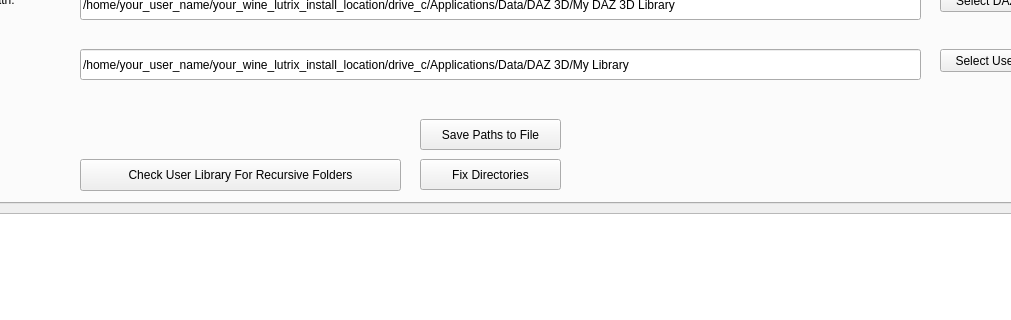
Above: daz_linux_casefix.ui from GeneralProtectionFault/DAZ-Studio-Linux-Case-Fix before the change; both pictures show x 152 to 1163 and y 187 to 507 of the 1286 by 723 pixel window. Below: the same form after it.
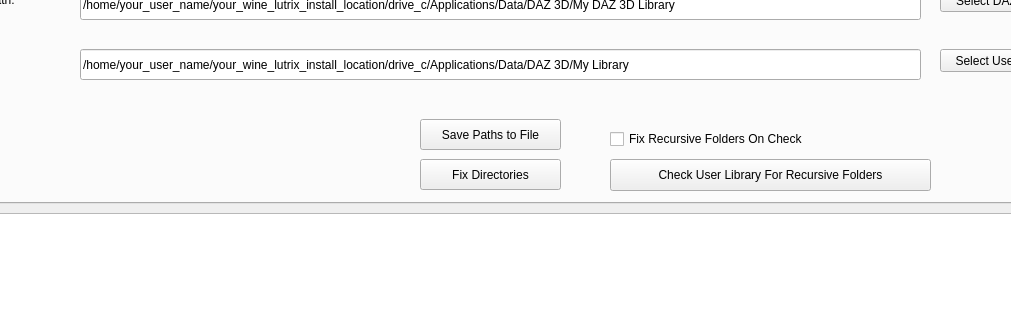
That is the form after the change.

Commit message: Add fix recursive option & checkbox

Patch:
```diff
--- a/daz_linux_casefix.ui
+++ b/daz_linux_casefix.ui
@@ -199,7 +199,7 @@
      <widget class="QPushButton" name="btnRecursive">
       <property name="geometry">
        <rect>
-        <x>230</x>
+        <x>760</x>
         <y>320</y>
         <width>321</width>
         <height>32</height>
@@ -209,6 +209,19 @@
        <string>Check User Library For Recursive Folders</string>
       </property>
      </widget>
+     <widget class="QCheckBox" name="chkRecursive">
+      <property name="geometry">
+       <rect>
+        <x>760</x>
+        <y>290</y>
+        <width>211</width>
+        <height>20</height>
+       </rect>
+      </property>
+      <property name="text">
+       <string>Fix Recursive Folders On Check</string>
+      </property>
+     </widget>
     </widget>
     <widget class="QWidget" name="tab_2">
      <attribute name="title">
```
The commit also changes 2 other files.
